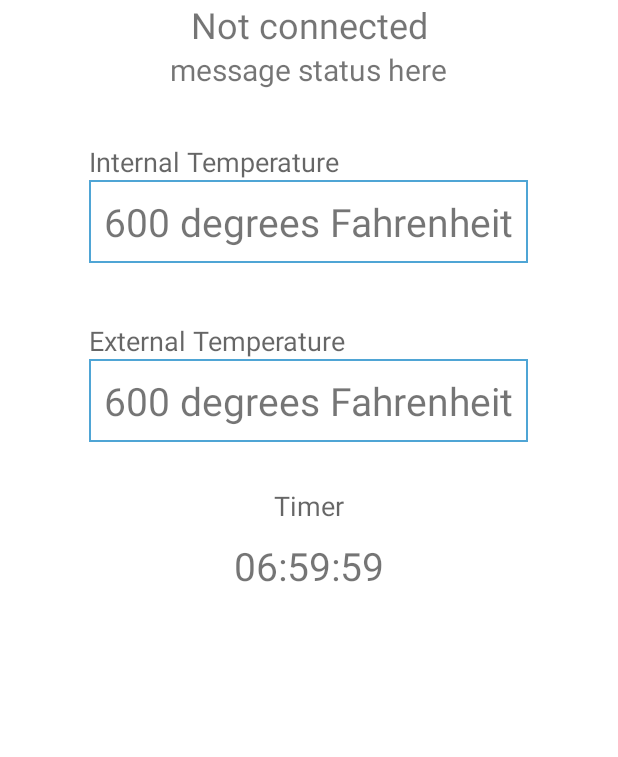
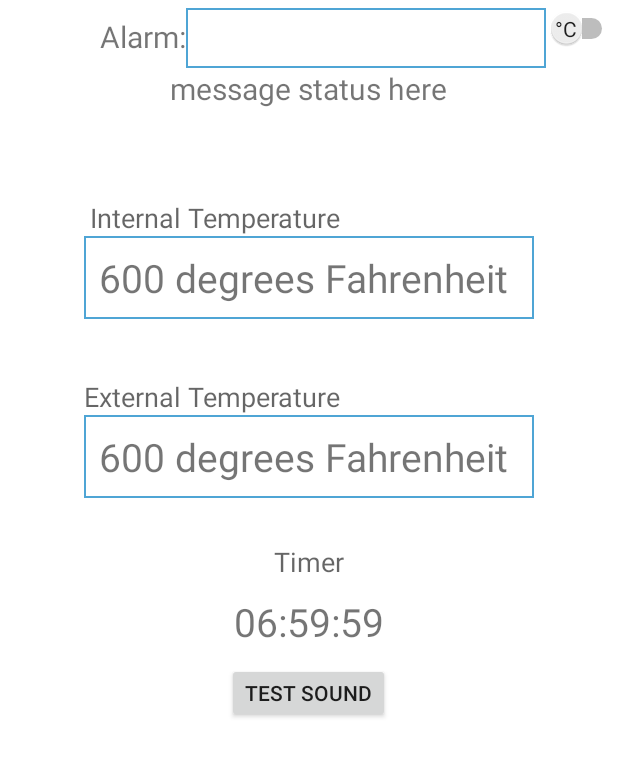
Before and after one commit to ajt2437/Texas-Hell-BBQ, an Android app: the layout activity_smoker_data.xml on its own in the app's theme, with its tools: preview values and no code run, on a phone screen of 412 x 824 dp. Shown: the top 757 px of the screen. Run offline under Robolectric (Android 15) with nearby library versions, the phone set to English and light mode, and no system bars; network calls fail.

Commit message:
Completed Updating main

```diff
--- /dev/null
+++ b/THC4000/app/src/main/res/drawable/scrollbar_style.xml
@@ -0,0 +1,8 @@
+<?xml version="1.0" encoding="utf-8"?>
+<shape xmlns:android="http://schemas.android.com/apk/res/android" >
+
+    <solid android:color="#FF196C96" />
+    <corners android:radius="2dp" />
+    <size android:width="1dp" />
+
+</shape>
--- a/THC4000/app/src/main/res/layout/activity_smoker_data.xml
+++ b/THC4000/app/src/main/res/layout/activity_smoker_data.xml
@@ -8,21 +8,46 @@
     android:background="@android:color/background_light"
     tools:context="com.dncdevelopment.thc4000.SmokerDataActivity">
 
-    <LinearLayout
+    <RelativeLayout
         android:layout_width="match_parent"
         android:layout_height="wrap_content"
+        android:layout_marginTop="5dp"
         android:orientation="horizontal">
-
         <TextView
-            android:id="@+id/bluetooth_status_text_view"
+            android:layout_width="wrap_content"
+            android:layout_height="40dp"
+            android:text="Alarm:"
+            android:id="@+id/AlarmLabel"
+            android:layout_alignParentTop="true"
+            android:layout_toLeftOf="@+id/spinner1"
+            android:textSize="20sp"
+            android:paddingTop="5sp"/>
+        <Spinner
+            android:layout_width="240dp"
+            android:layout_height="40dp"
+            android:id="@+id/spinner1"
+            android:verticalScrollbarPosition="left"
+            android:background="@drawable/backoutline"
+            android:scrollbarThumbVertical="@drawable/scrollbar_style"
+            android:layout_alignParentTop="true"
+            android:layout_toLeftOf="@+id/mySwitch"
+            android:spinnerMode="dialog"
+            android:singleLine="true"
+            />
+        <Switch
             android:layout_width="wrap_content"
             android:layout_height="wrap_content"
-            android:text="Not connected"
-            android:textSize="24sp"
-            android:textAlignment="center"
-            android:layout_weight="3"/>
+            android:id="@+id/mySwitch"
+            android:checked="false"
+            android:layout_alignParentTop="true"
+            android:layout_alignParentRight="true"
+            android:layout_alignParentEnd="true"
+            android:showText="true"
+            android:splitTrack="true"
+            android:textOff="°C"
+            android:textOn="°F"/>
 
-    </LinearLayout>
+    </RelativeLayout>
 
     <TextView
         android:id="@+id/message_status"
@@ -35,11 +60,11 @@
 
     <RelativeLayout
         android:layout_width="match_parent"
-        android:layout_height="match_parent">
+        android:layout_height="400dp">
 
         <TextView
             android:id="@+id/internal_temperature_text_view"
-            android:layout_width="wrap_content"
+            android:layout_width="300dp"
             android:layout_height="wrap_content"
             tools:text="@string/temperature_example"
             android:hint="@string/temperature_example"
@@ -52,7 +77,7 @@
 
         <TextView
             android:id="@+id/external_temperature_text_view"
-            android:layout_width="wrap_content"
+            android:layout_width="300dp"
             android:layout_height="wrap_content"
             tools:text="@string/temperature_example"
             android:hint="@string/temperature_example"
@@ -80,10 +105,10 @@
             android:textAppearance="?android:attr/textAppearanceMedium"
             android:text="@string/internal_temperature_label"
             android:id="@+id/internal_temperature_label"
+            android:layout_marginTop="30dp"
             android:layout_alignParentTop="true"
-            android:layout_alignLeft="@id/internal_temperature_text_view"
-            android:layout_alignStart="@id/internal_temperature_text_view"
-            android:layout_marginTop="5dp" />
+            android:layout_alignRight="@+id/external_temperature_label"
+            android:layout_alignEnd="@+id/external_temperature_label" />
 
         <TextView
             android:layout_width="wrap_content"
@@ -105,6 +130,13 @@
             android:layout_below="@id/external_temperature_text_view"
             android:layout_centerHorizontal="true"
             android:layout_marginTop="30dp" />
+        <Button
+            android:layout_width="wrap_content"
+            android:layout_height="40dp"
+            android:text="Test Sound"
+            android:id="@+id/soundButton"
+            android:layout_below="@+id/timer_text_view"
+            android:layout_centerHorizontal="true"/>
 
     </RelativeLayout>
 
```
Also changed, not shown: THC4000/app/src/main/AndroidManifest.xml (+6 -4 lines), THC4000/app/src/main/java/com/dncdevelopment/thc4000/SmokerDataActivity.java (+119 -8 lines), THC4000/app/src/main/res/layout/spinner_dropdown.xml (added, +12 -0 lines), THC4000/app/src/main/res/values/colors.xml (+16 -0 lines).
